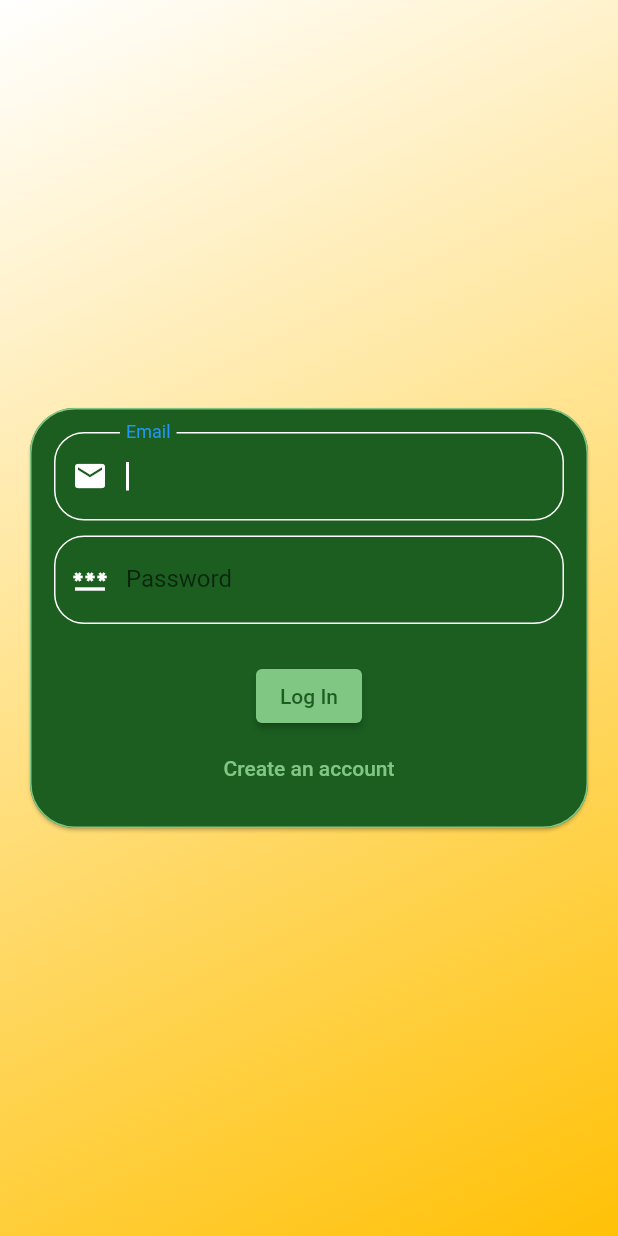
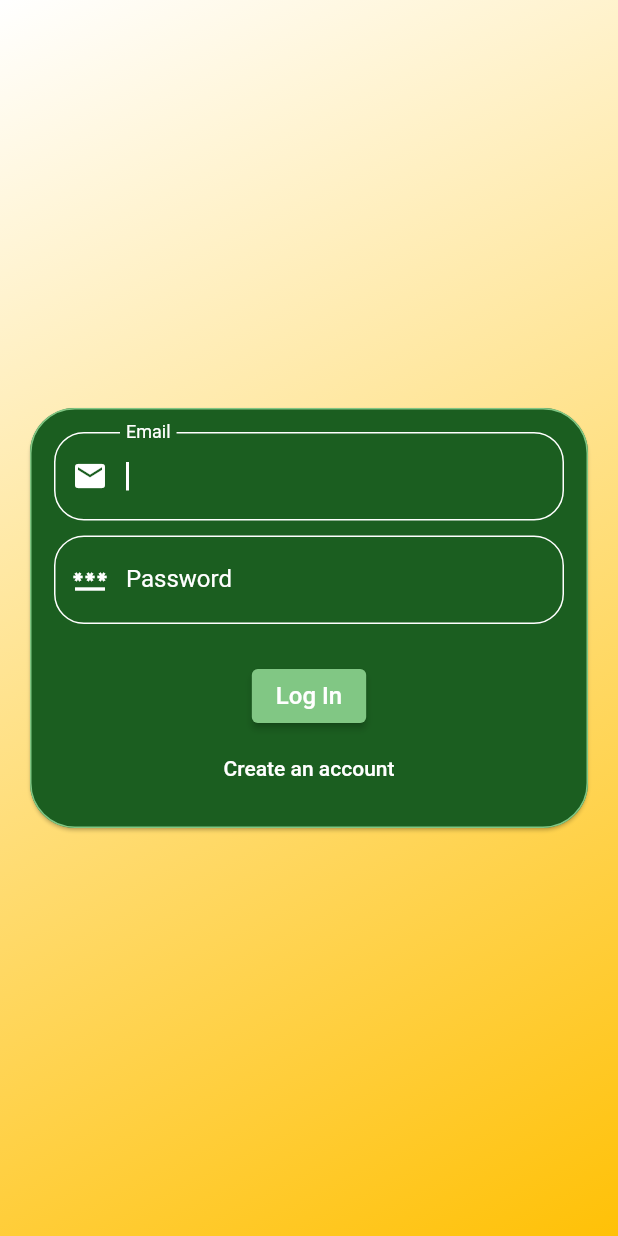
Before and after one commit to OTakifoz/MyLife, a Flutter app: the screen it shows after launch, on a phone screen of 412 x 824 dp. Run offline on Flutter 3.47's test engine with Material 2 defaults, Android fonts, the phone set to English and light mode, and no system bars; our stand-ins replace accordion, firebase_auth, firebase_core, flutter_riverpod, google_fonts, hooks_riverpod and 1 more; accounts and stored records are empty; Roboto replaces fonts that are missing (Rowdies).

Commit message:
Styling authentication_screen.dart

```diff
--- a/lib/widgets/authentication_screen/authentication_screen.dart
+++ b/lib/widgets/authentication_screen/authentication_screen.dart
@@ -1,6 +1,7 @@
 // ignore_for_file: unused_field, avoid_print
 import 'package:firebase_auth/firebase_auth.dart';
 import 'package:flutter/material.dart';
+import 'package:my_life/models/pallette.dart';
 
 final firebase = FirebaseAuth.instance;
 
@@ -84,6 +85,7 @@ class _AuthenticationScreenState extends State<AuthenticationScreen> {
                           mainAxisSize: MainAxisSize.min,
                           children: [
                             TextFormField(
+                              style: whiteFontedStyle(16),
                               cursorColor: Colors.white,
                               autocorrect: false,
                               autofocus: true,
@@ -113,7 +115,7 @@ class _AuthenticationScreenState extends State<AuthenticationScreen> {
                                     ),
                                   ),
                                   labelText: 'Email',
-                              ),
+                                  labelStyle: whiteFontedStyle(16)),
                               onSaved: (newValue) {
                                 _enteredEmail = newValue!;
                               },
@@ -129,6 +131,7 @@ class _AuthenticationScreenState extends State<AuthenticationScreen> {
                             ),
                             const SizedBox(height: 10),
                             TextFormField(
+                              style: whiteFontedStyle(16),
                               controller: passwordController,
                               cursorColor: Colors.white,
                               autofocus: true,
@@ -140,18 +143,18 @@ class _AuthenticationScreenState extends State<AuthenticationScreen> {
                                   ),
                                   border: OutlineInputBorder(
                                       borderRadius: BorderRadius.circular(20),
-                                    borderSide:
-                                        const BorderSide(color: Colors.white)),
+                                      borderSide: const BorderSide(
+                                          color: Colors.white)),
                                   enabledBorder: OutlineInputBorder(
                                       borderRadius: BorderRadius.circular(20),
-                                    borderSide:
-                                        const BorderSide(color: Colors.white)),
+                                      borderSide: const BorderSide(
+                                          color: Colors.white)),
                                   focusedBorder: OutlineInputBorder(
                                       borderRadius: BorderRadius.circular(20),
-                                    borderSide:
-                                        const BorderSide(color: Colors.white)),
+                                      borderSide: const BorderSide(
+                                          color: Colors.white)),
                                   labelText: 'Password',
-                              ),
+                                  labelStyle: whiteFontedStyle(16)),
                               onSaved: (newValue) {
                                 _enteredPassword = newValue!;
                               },
@@ -169,7 +172,11 @@ class _AuthenticationScreenState extends State<AuthenticationScreen> {
                               height: 12,
                             ),
                             !_isLogin
-                                ? TextFormField(
+                                ? Column(
+                                    mainAxisSize: MainAxisSize.min,
+                                    children: [
+                                      TextFormField(
+                                        style: whiteFontedStyle(16),
                                         controller: confirmPasswordController,
                                         cursorColor: Colors.white,
                                         autofocus: true,
@@ -195,17 +202,23 @@ class _AuthenticationScreenState extends State<AuthenticationScreen> {
                                                 borderSide: const BorderSide(
                                                     color: Colors.white)),
                                             labelText: 'Confirm Password',
-                                    ),
+                                            labelStyle: whiteFontedStyle(16)),
                                         onSaved: (newValue) {
                                           _enteredPassword = newValue!;
                                         },
                                         validator: (value) {
-                                      if (passwordController.text != value) {
+                                          if (passwordController.text !=
+                                              value) {
                                             return 'Passwords do not match';
                                           }
                                           return null;
                                         },
                                         obscureText: true,
+                                      ),
+                                      const SizedBox(
+                                        height: 12,
+                                      ),
+                                    ],
                                   )
                                 : const SizedBox(
                                     height: 12,
@@ -216,12 +229,8 @@ class _AuthenticationScreenState extends State<AuthenticationScreen> {
                               onPressed: () {
                                 _submit();
                               },
-                              child: Text(
-                                _isLogin ? 'Log In' : 'SignUp',
-                                style: TextStyle(
-                                  color: Colors.green[900],
-                                ),
-                              ),
+                              child: Text(_isLogin ? 'Log In' : 'SignUp',
+                                  style: whiteFontedStyle(16)),
                             ),
                             TextButton(
                               onPressed: () {
@@ -233,10 +242,7 @@ class _AuthenticationScreenState extends State<AuthenticationScreen> {
                                   _isLogin
                                       ? 'Create an account'
                                       : 'I already have an account',
-                                style: TextStyle(
-                                  color: Colors.green[300],
-                                ),
-                              ),
+                                  style: whiteFontedStyle(14)),
                             ),
                           ],
                         ),
```
Lines whose indentation alone changed are shown as unchanged.
